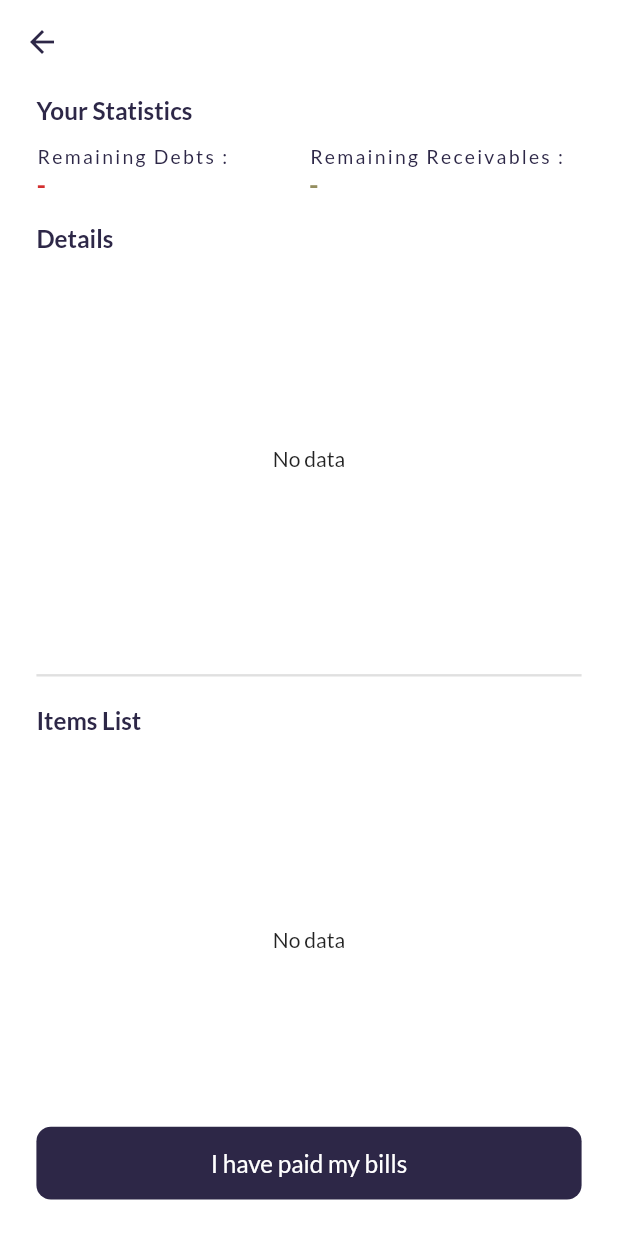
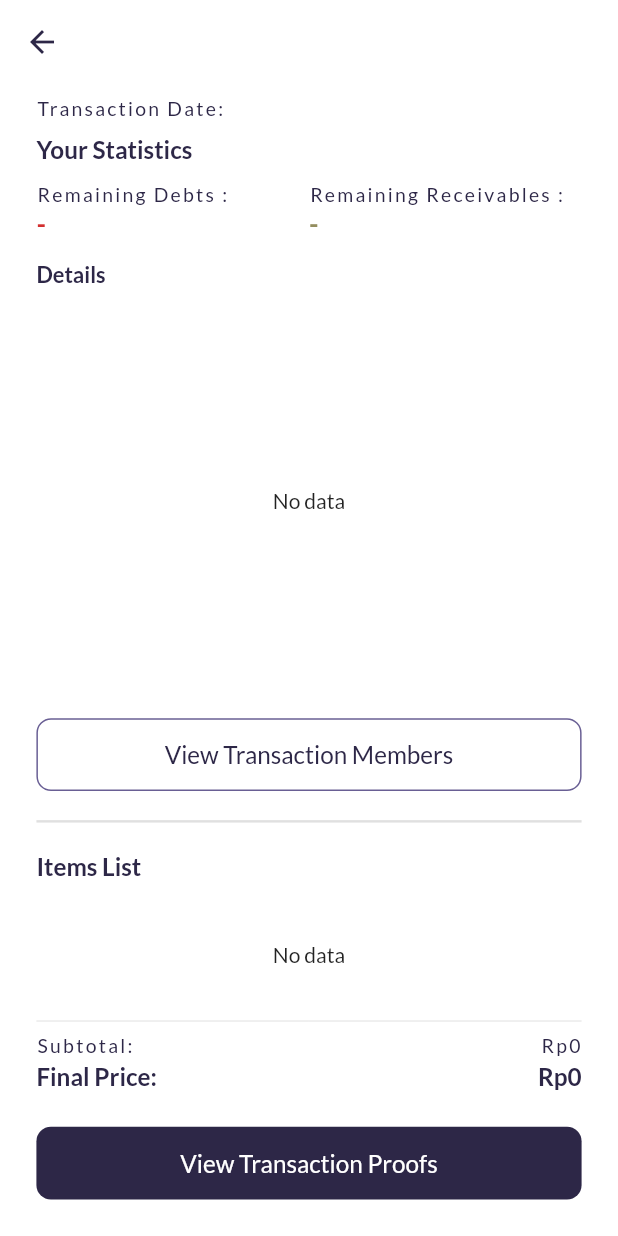
Before and after one commit to YumenoAkagi/bill-splitter, a Flutter app: the TransactionDetailView screen opened directly with empty values, on a phone screen of 412 x 824 dp. Run offline on Flutter 3.47's test engine with Material 2 defaults, Android fonts, the phone set to English and light mode, and no system bars; our stand-ins replace calendar_date_picker2, carousel_slider, circular_profile_avatar, dropdown_button2, fluttericon, form_field_validator and 6 more; missing offline and left inert: avatar_stack, list_tile_switch; accounts and stored records are empty.

Commit message:
transaction detail ui update

```diff
--- a/lib/app/modules/home/views/transactions_tab_view.dart
+++ b/lib/app/modules/home/views/transactions_tab_view.dart
@@ -59,6 +59,8 @@ class TransactionsTabView extends StatelessWidget {
                           ),
                         ),
                         confirmDismiss: (_) async {
+                          if (controller.isDeleting) return false;
+
                           if (!ttc.headersList[index].isDeletable) {
                             showErrorSnackbar(
                                 'This transaction has been partially paid by you/other members');
--- a/lib/app/modules/transactions/add_transactions_details_items/views/add_item_manual_view.dart
+++ b/lib/app/modules/transactions/add_transactions_details_items/views/add_item_manual_view.dart
@@ -67,6 +67,7 @@ class AddItemManualView extends GetView<AddItemManualController> {
                               ),
                               inputFormatters: [
                                 DecimalFormatter(
+                                  decimalDigits: 0,
                                   maxVal: double.maxFinite,
                                 ),
                               ],
--- a/lib/app/modules/transactions/add_transactions_details_items/views/add_trx_details_items_view.dart
+++ b/lib/app/modules/transactions/add_transactions_details_items/views/add_trx_details_items_view.dart
@@ -61,7 +61,7 @@ class AddTrxDetailsItemsView extends GetView<AddTrxDetailsItemsController> {
                                 },
                                 title: Text(trxdc.detailItemsList[index].name),
                                 subtitle: Text(
-                                  '${trxdc.detailItemsList[index].qty} x ${moneyFormatter.format(trxdc.detailItemsList[index].price)}',
+                                  '${trxdc.detailItemsList[index].qty.toInt()} x ${moneyFormatter.format(trxdc.detailItemsList[index].price)}',
                                 ),
                                 trailing: Text(
                                   moneyFormatter.format(
--- a/lib/app/modules/transactions/transactions_detail/controllers/transaction_detail_controller.dart
+++ b/lib/app/modules/transactions/transactions_detail/controllers/transaction_detail_controller.dart
@@ -17,9 +17,12 @@ class TransactionDetailController extends GetxController {
 
   RxDouble totalDebts = 0.0.obs;
   RxDouble totalReceivables = 0.0.obs;
+  RxDouble subtotal = 0.0.obs;
 
   RxBool isFetchingUser = false.obs;
   RxBool isFetchingDetail = false.obs;
+  RxBool hasDebts = false.obs;
+  RxBool hasReceivables = false.obs;
 
   void _toggleFetchingStatusUser(bool newStat) {
     isFetchingUser.value = newStat;
@@ -31,7 +34,7 @@ class TransactionDetailController extends GetxController {
     update([transactionDetailId]);
   }
 
-  Future calculateTotalDebtsReceivables() async {
+  Future calculateRemainingDebtsReceivables() async {
     totalDebts.value = await _transactionRepo.getTotalDebtsForCurrentUser(
         supabaseClient.auth.currentUser!.id, trxHeader.id);
 
@@ -44,19 +47,28 @@ class TransactionDetailController extends GetxController {
     _toggleFetchingStatusUser(true);
     trxMembers = await _transactionRepo.getTransactionUsers(
         trxHeader.id, supabaseClient.auth.currentUser!.id);
+    if (trxMembers
+        .any((tu) => tu.toUser.id == supabaseClient.auth.currentUser!.id)) {
+      hasReceivables.value = true;
+    }
+    if (trxMembers
+        .any((tu) => tu.fromUser.id == supabaseClient.auth.currentUser!.id)) {
+      hasDebts.value = true;
+    }
     _toggleFetchingStatusUser(false);
   }
 
   Future fetchTransactionDetail() async {
     _toggleFetchingStatusDetail(true);
     trxItems = await _transactionRepo.fetchDetailsItems(trxHeader.id);
+    subtotal.value = trxItems.fold(0.0, (prev, item) => prev + item.totalPrice);
     _toggleFetchingStatusDetail(false);
   }
 
   @override
   void onReady() async {
     super.onReady();
-    await calculateTotalDebtsReceivables();
+    await calculateRemainingDebtsReceivables();
     await fetchTransactionUser();
     await fetchTransactionDetail();
   }
--- a/lib/app/modules/transactions/transactions_detail/views/transaction_detail_view.dart
+++ b/lib/app/modules/transactions/transactions_detail/views/transaction_detail_view.dart
@@ -5,6 +5,7 @@ import 'package:nb_utils/nb_utils.dart';
 
 import '../../../../utils/app_constants.dart';
 import '../../../../utils/functions_helper.dart';
+import '../../../../widgets/bs_trx_members/views/bs_trx_members_view.dart';
 import '../controllers/transaction_detail_controller.dart';
 
 class TransactionDetailView extends GetView<TransactionDetailController> {
@@ -26,6 +27,13 @@ class TransactionDetailView extends GetView<TransactionDetailController> {
           child: Column(
             crossAxisAlignment: CrossAxisAlignment.stretch,
             children: [
+              Text(
+                'Transaction Date:\t${controller.trxHeader.date}',
+                style: Get.textTheme.labelSmall,
+              ),
+              const SizedBox(
+                height: 6 * GOLDEN_RATIO,
+              ),
               Text(
                 'Your Statistics',
                 style: Get.textTheme.labelMedium,
@@ -94,7 +102,9 @@ class TransactionDetailView extends GetView<TransactionDetailController> {
               ),
               Text(
                 'Details',
-                style: Get.textTheme.labelMedium,
+                style: Get.textTheme.labelMedium?.copyWith(
+                  fontSize: 9 * GOLDEN_RATIO,
+                ),
               ),
               const SizedBox(
                 height: 8 * GOLDEN_RATIO,
@@ -102,12 +112,15 @@ class TransactionDetailView extends GetView<TransactionDetailController> {
               Expanded(
                 child: GetBuilder<TransactionDetailController>(
                   id: controller.transactionUserId,
-                  builder: (tdc) => tdc.trxMembers.isEmpty
+                  builder: (tdc) => tdc.isFetchingUser.isTrue
+                      ? showFetchingScreen()
+                      : tdc.trxMembers.isEmpty
                           ? const Center(
                               child: Text('No data'),
                             )
                           : ListView.separated(
-                          separatorBuilder: (context, index) => const Divider(),
+                              separatorBuilder: (context, index) =>
+                                  const Divider(),
                               itemCount: controller.trxMembers.length,
                               itemBuilder: (context, index) => ListTile(
                                 contentPadding: EdgeInsets.zero,
@@ -139,8 +152,10 @@ class TransactionDetailView extends GetView<TransactionDetailController> {
                                 title: Text(
                                   tdc.trxMembers[index].toUser.id ==
                                           supabaseClient.auth.currentUser!.id
-                                  ? tdc.trxMembers[index].fromUser.displayName
-                                  : tdc.trxMembers[index].toUser.displayName,
+                                      ? tdc.trxMembers[index].fromUser
+                                          .displayName
+                                      : tdc
+                                          .trxMembers[index].toUser.displayName,
                                   style: Get.textTheme.labelMedium?.copyWith(
                                     overflow: TextOverflow.ellipsis,
                                   ),
@@ -158,12 +173,16 @@ class TransactionDetailView extends GetView<TransactionDetailController> {
                                   mainAxisSize: MainAxisSize.min,
                                   children: [
                                     Text(
-                                  moneyFormatter.format(
-                                      tdc.trxMembers[index].totalAmountOwed -
+                                      moneyFormatter.format(tdc
+                                              .trxMembers[index]
+                                              .totalAmountOwed -
                                           tdc.trxMembers[index].amountPaid),
-                                  style: Get.textTheme.labelMedium?.copyWith(
-                                    color: tdc.trxMembers[index].toUser.id ==
-                                            supabaseClient.auth.currentUser!.id
+                                      style:
+                                          Get.textTheme.labelMedium?.copyWith(
+                                        color:
+                                            tdc.trxMembers[index].toUser.id ==
+                                                    supabaseClient
+                                                        .auth.currentUser!.id
                                                 ? getColorFromHex(COLOR_5)
                                                 : Colors.red.shade700,
                                       ),
@@ -173,6 +192,18 @@ class TransactionDetailView extends GetView<TransactionDetailController> {
                               ),
                             ),
                 ),
+              ),
+              const SizedBox(
+                height: 10 * GOLDEN_RATIO,
+              ),
+              OutlinedButton(
+                onPressed: () async {
+                  await Get.bottomSheet(
+                    const BsTrxMembersView(),
+                    isScrollControlled: true,
+                  );
+                },
+                child: const Text('View Transaction Members'),
               ),
               const Divider(
                 thickness: 1 * GOLDEN_RATIO,
@@ -185,16 +216,24 @@ class TransactionDetailView extends GetView<TransactionDetailController> {
               const SizedBox(
                 height: 8 * GOLDEN_RATIO,
               ),
+              SizedBox(
+                height: Get.height * 0.15 * GOLDEN_RATIO,
+                child: Column(
+                  children: [
                     Expanded(
                       child: GetBuilder<TransactionDetailController>(
                         id: controller.transactionDetailId,
-                  builder: (tdc) => tdc.trxItems.isEmpty
+                        builder: (tdc) => tdc.isFetchingDetail.isTrue
+                            ? showFetchingScreen()
+                            : tdc.trxItems.isEmpty
                                 ? const Center(
                                     child: Text('No data'),
                                   )
-                      : Table(
+                                : SingleChildScrollView(
+                                    child: Table(
                                       columnWidths: <int, TableColumnWidth>{
-                            0: FixedColumnWidth(Get.width * 0.1 * GOLDEN_RATIO),
+                                        0: FixedColumnWidth(
+                                            Get.width * 0.1 * GOLDEN_RATIO),
                                         1: const IntrinsicColumnWidth(),
                                         2: const FlexColumnWidth()
                                       },
@@ -203,21 +242,33 @@ class TransactionDetailView extends GetView<TransactionDetailController> {
                                             (item) => TableRow(
                                               children: [
                                                 TableCell(
+                                                  child: SizedBox(
+                                                    height: 14 * GOLDEN_RATIO,
                                                     child: Text(
-                                        '${item.qty}x',
-                                        textAlign: TextAlign.start,
+                                                      '${item.qty.toInt()}x',
+                                                      textAlign:
+                                                          TextAlign.start,
+                                                    ),
                                                   ),
                                                 ),
                                                 TableCell(
+                                                  child: SizedBox(
+                                                    height: 14 * GOLDEN_RATIO,
                                                     child: Text(
                                                       item.name,
-                                        textAlign: TextAlign.start,
+                                                      textAlign:
+                                                          TextAlign.start,
+                                                    ),
                                                   ),
                                                 ),
                                                 TableCell(
+                                                  child: SizedBox(
+                                                    height: 14 * GOLDEN_RATIO,
                                                     child: Text(
-                                        moneyFormatter.format(item.totalPrice),
+                                                      moneyFormatter.format(
+                                                          item.totalPrice),
                                                       textAlign: TextAlign.end,
+                                                    ),
                                                   ),
                                                 ),
                                               ],
@@ -227,9 +278,56 @@ class TransactionDetailView extends GetView<TransactionDetailController> {
                                     ),
                                   ),
                       ),
-              FilledButton(
+                    ),
+                    const Divider(),
+                    Row(
+                      mainAxisAlignment: MainAxisAlignment.spaceBetween,
+                      children: [
+                        Text(
+                          'Subtotal:',
+                          style: Get.textTheme.labelSmall,
+                        ),
+                        Obx(
+                          () => Text(
+                            moneyFormatter.format(controller.subtotal.value),
+                            style: Get.textTheme.labelSmall,
+                          ),
+                        ),
+                      ],
+                    ),
+                    const SizedBox(
+                      height: 2 * GOLDEN_RATIO,
+                    ),
+                    Row(
+                      mainAxisAlignment: MainAxisAlignment.spaceBetween,
+                      children: [
+                        Text(
+                          'Final Price:',
+                          style: Get.textTheme.labelMedium,
+                        ),
+                        Text(
+                          moneyFormatter
+                              .format(controller.trxHeader.grandTotal),
+                          style: Get.textTheme.labelMedium,
+                        ),
+                      ],
+                    ),
+                    const SizedBox(
+                      height: 15 * GOLDEN_RATIO,
+                    ),
+                    Obx(
+                      () => controller.hasDebts.isTrue
+                          ? FilledButton(
                               onPressed: () {},
                               child: const Text('I have paid my bills'),
+                            )
+                          : FilledButton(
+                              onPressed: () {},
+                              child: const Text('View Transaction Proofs'),
+                            ),
+                    ),
+                  ],
+                ),
               ),
               const SizedBox(
                 height: 10 * GOLDEN_RATIO,
--- a/lib/app/widgets/bs_add_transaction/views/add_transaction_bs_view.dart
+++ b/lib/app/widgets/bs_add_transaction/views/add_transaction_bs_view.dart
@@ -111,7 +111,7 @@ class AddTransactionBottomSheet extends StatelessWidget {
                   },
                 ),
                 const SizedBox(
-                  height: 25 * GOLDEN_RATIO,
+                  height: 20 * GOLDEN_RATIO,
                 ),
                 Obx(
                   () => FilledButton.icon(
```
Also changed, not shown: lib/app/modules/home/controllers/transactions_tab_controller.dart (+8 -0 lines), lib/app/modules/transactions/split_transactions_options/controllers/split_trx_options_controller.dart (+11 -9 lines), lib/app/providers/transactions_provider.dart (+24 -0 lines), lib/app/utils/functions_helper.dart (+18 -0 lines), lib/app/widgets/bs_trx_members/controllers/bs_trx_members_controller.dart (added, +30 -0 lines), lib/app/widgets/bs_trx_members/views/bs_trx_members_view.dart (added, +103 -0 lines). Lines whose indentation alone changed are shown as unchanged.
